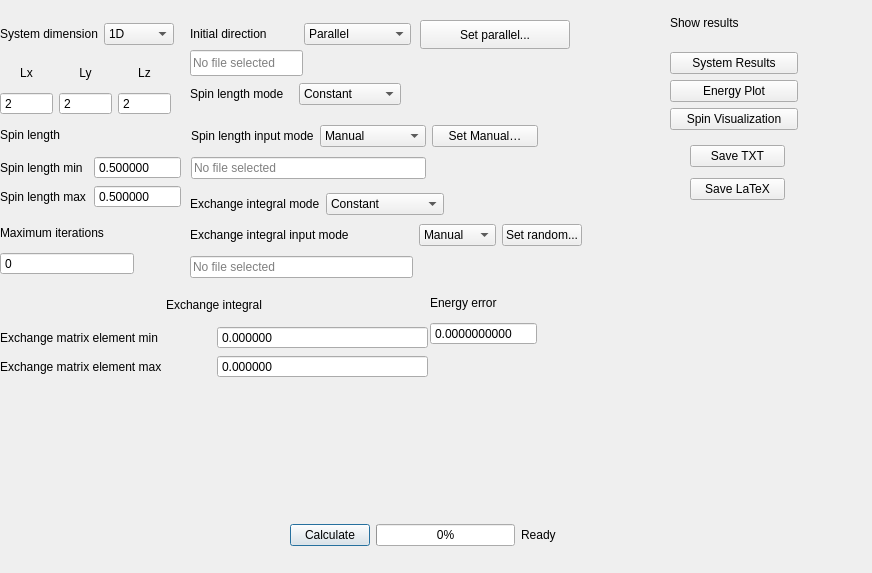
The window that FaustSpin/UrFaustGUI_TEST_1/parameters_dialog.ui (MadComputationalPhys2003/Progect_Gonchar) describes before a commit, drawn with Qt 5.
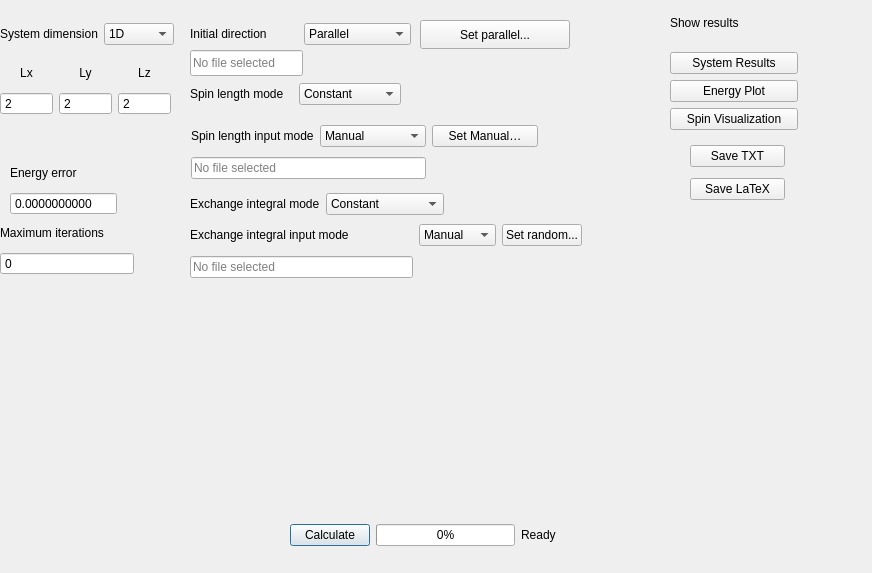
The same window after the commit.

Commit message: UrFaust with GUI is finished

What changed in the file:
```diff
--- a/FaustSpin/UrFaustGUI_TEST_1/parameters_dialog.ui
+++ b/FaustSpin/UrFaustGUI_TEST_1/parameters_dialog.ui
@@ -192,8 +192,8 @@
   <widget class="QWidget" name="layoutWidget">
    <property name="geometry">
     <rect>
-     <x>430</x>
-     <y>290</y>
+     <x>10</x>
+     <y>160</y>
      <width>107</width>
      <height>55</height>
     </rect>
@@ -355,7 +355,7 @@
     <string>No file selected</string>
    </property>
   </widget>
-  <widget class="QWidget" name="">
+  <widget class="QWidget" name="layoutWidget">
    <property name="geometry">
     <rect>
      <x>190</x>
@@ -388,137 +388,7 @@
     </item>
    </layout>
   </widget>
-  <widget class="QWidget" name="">
-   <property name="geometry">
-    <rect>
-     <x>0</x>
-     <y>120</y>
-     <width>181</width>
-     <height>88</height>
-    </rect>
-   </property>
-   <layout class="QGridLayout" name="gridLayout_10">
-    <item row="0" column="0" colspan="2">
-     <widget class="QLabel" name="label_6">
-      <property name="text">
-       <string>Spin length</string>
-      </property>
-     </widget>
-    </item>
-    <item row="1" column="0">
-     <widget class="QLabel" name="label_11">
-      <property name="text">
-       <string>Spin length min</string>
-      </property>
-     </widget>
-    </item>
-    <item row="1" column="1">
-     <widget class="QDoubleSpinBox" name="SpinLengthMinDoubleSpinBox">
-      <property name="buttonSymbols">
-       <enum>QAbstractSpinBox::ButtonSymbols::NoButtons</enum>
-      </property>
-      <property name="decimals">
-       <number>6</number>
-      </property>
-      <property name="minimum">
-       <double>0.500000000000000</double>
-      </property>
-      <property name="maximum">
-       <double>3.000000000000000</double>
-      </property>
-     </widget>
-    </item>
-    <item row="2" column="0">
-     <widget class="QLabel" name="label_12">
-      <property name="text">
-       <string>Spin length max</string>
-      </property>
-     </widget>
-    </item>
-    <item row="2" column="1">
-     <widget class="QDoubleSpinBox" name="SpinLengthMaxDoubleSpinBox">
-      <property name="buttonSymbols">
-       <enum>QAbstractSpinBox::ButtonSymbols::NoButtons</enum>
-      </property>
-      <property name="decimals">
-       <number>6</number>
-      </property>
-      <property name="minimum">
-       <double>0.500000000000000</double>
-      </property>
-      <property name="maximum">
-       <double>3.000000000000000</double>
-      </property>
-     </widget>
-    </item>
-   </layout>
-  </widget>
-  <widget class="QWidget" name="">
-   <property name="geometry">
-    <rect>
-     <x>0</x>
-     <y>290</y>
-     <width>428</width>
-     <height>88</height>
-    </rect>
-   </property>
-   <layout class="QGridLayout" name="gridLayout_5">
-    <item row="1" column="0">
-     <widget class="QLabel" name="label_13">
-      <property name="text">
-       <string>Exchange matrix element min</string>
-      </property>
-     </widget>
-    </item>
-    <item row="2" column="0">
-     <widget class="QLabel" name="label_14">
-      <property name="text">
-       <string>Exchange matrix element max</string>
-      </property>
-     </widget>
-    </item>
-    <item row="2" column="1">
-     <widget class="QDoubleSpinBox" name="ExchangeIntegralMaxDoubleSpinBox">
-      <property name="buttonSymbols">
-       <enum>QAbstractSpinBox::ButtonSymbols::NoButtons</enum>
-      </property>
-      <property name="decimals">
-       <number>6</number>
-      </property>
-      <property name="minimum">
-       <double>-1000.000000000000000</double>
-      </property>
-      <property name="maximum">
-       <double>1000.000000000000000</double>
-      </property>
-     </widget>
-    </item>
-    <item row="1" column="1">
-     <widget class="QDoubleSpinBox" name="ExchangeIntegralMinDoubleSpinBox">
-      <property name="buttonSymbols">
-       <enum>QAbstractSpinBox::ButtonSymbols::NoButtons</enum>
-      </property>
-      <property name="decimals">
-       <number>6</number>
-      </property>
-      <property name="minimum">
-       <double>-1000.000000000000000</double>
-      </property>
-      <property name="maximum">
-       <double>1000.000000000000000</double>
-      </property>
-     </widget>
-    </item>
-    <item row="0" column="0" colspan="2">
-     <widget class="QLabel" name="label_7">
-      <property name="text">
-       <string>&lt;html&gt;&lt;head/&gt;&lt;body&gt;&lt;p align=&quot;center&quot;&gt;Exchange integral&lt;/p&gt;&lt;/body&gt;&lt;/html&gt;</string>
-      </property>
-     </widget>
-    </item>
-   </layout>
-  </widget>
-  <widget class="QWidget" name="">
+  <widget class="QWidget" name="layoutWidget">
    <property name="geometry">
     <rect>
      <x>191</x>
@@ -573,7 +443,7 @@
     </item>
    </layout>
   </widget>
-  <widget class="QWidget" name="">
+  <widget class="QWidget" name="layoutWidget">
    <property name="geometry">
     <rect>
      <x>190</x>
@@ -628,7 +498,7 @@
     </item>
    </layout>
   </widget>
-  <widget class="QWidget" name="">
+  <widget class="QWidget" name="layoutWidget">
    <property name="geometry">
     <rect>
      <x>190</x>
```
Left out of the diff: 34 changed lines with no effect on the pictures. The commit also changes 1 other file.
